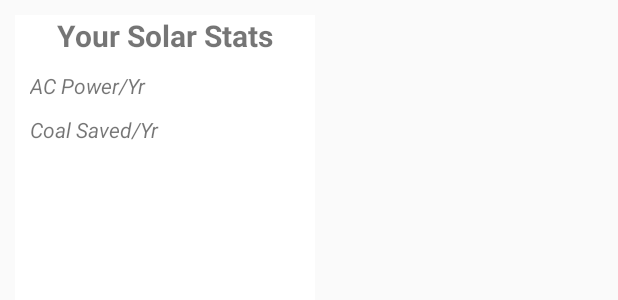
After one commit to nickthegroot/SolarSavings, an Android app: the layout solar_stats.xml on its own in the app's theme, with its tools: preview values and no code run, on a phone screen of 412 x 824 dp. The commit adds this screen. Shown: the top 300 px of the screen. Run offline under Robolectric (Android 15) with nearby library versions, the phone set to English and light mode, and no system bars.

Commit message:
Add solar stats

```diff
--- a/app/src/main/AndroidManifest.xml
+++ b/app/src/main/AndroidManifest.xml
@@ -2,7 +2,9 @@
 <manifest xmlns:android="http://schemas.android.com/apk/res/android"
     package="com.nickthegroot.wcwp10a">
 
+    <uses-permission android:name="android.permission.INTERNET" />
     <uses-permission android:name="android.permission.CAMERA" />
+    <uses-permission android:name="android.permission.ACCESS_COARSE_LOCATION"/>
     <uses-feature android:name="android.hardware.camera.ar" android:required="true" />
 
     <application
--- /dev/null
+++ b/app/src/main/res/layout/solar_stats.xml
@@ -0,0 +1,59 @@
+<?xml version="1.0" encoding="utf-8"?>
+<androidx.constraintlayout.widget.ConstraintLayout xmlns:android="http://schemas.android.com/apk/res/android"
+    xmlns:app="http://schemas.android.com/apk/res-auto"
+    xmlns:tools="http://schemas.android.com/tools"
+    android:layout_width="200dp"
+    android:layout_height="200dp"
+    android:layout_margin="10dp"
+    android:background="@color/white">
+
+    <TextView
+        android:id="@+id/solar_text"
+        android:layout_width="match_parent"
+        android:layout_height="wrap_content"
+        android:text="@string/solar_title"
+        android:textAlignment="center"
+        android:textSize="20sp"
+        android:textStyle="bold"
+        app:layout_constraintStart_toStartOf="parent"
+        app:layout_constraintTop_toTopOf="parent" />
+
+    <TextView
+        android:id="@+id/ac_power_subtitle"
+        android:text="@string/ac_power_subtitle"
+        android:layout_margin="10dp"
+        android:layout_width="wrap_content"
+        android:layout_height="wrap_content"
+        android:textStyle="italic"
+        app:layout_constraintStart_toStartOf="parent"
+        app:layout_constraintTop_toBottomOf="@id/solar_text" />
+
+    <TextView
+        android:id="@+id/ac_power"
+        android:textStyle="bold"
+        android:layout_marginEnd="10dp"
+        android:layout_width="wrap_content"
+        android:layout_height="wrap_content"
+        app:layout_constraintEnd_toEndOf="parent"
+        app:layout_constraintTop_toTopOf="@id/ac_power_subtitle" />
+
+    <TextView
+        android:id="@+id/coal_subtitle"
+        android:text="@string/coal_saved_subtitle"
+        android:layout_margin="10dp"
+        android:layout_width="wrap_content"
+        android:layout_height="wrap_content"
+        android:textStyle="italic"
+        app:layout_constraintStart_toStartOf="parent"
+        app:layout_constraintTop_toBottomOf="@id/ac_power_subtitle" />
+
+    <TextView
+        android:id="@+id/coal"
+        android:textStyle="bold"
+        android:layout_marginEnd="10dp"
+        android:layout_width="wrap_content"
+        android:layout_height="wrap_content"
+        app:layout_constraintEnd_toEndOf="parent"
+        app:layout_constraintTop_toTopOf="@id/coal_subtitle" />
+
+</androidx.constraintlayout.widget.ConstraintLayout>
--- a/app/src/main/res/values/colors.xml
+++ b/app/src/main/res/values/colors.xml
@@ -3,4 +3,5 @@
     <color name="colorPrimary">#6200EE</color>
     <color name="colorPrimaryDark">#3700B3</color>
     <color name="colorAccent">#03DAC5</color>
+    <color name="white">#FFFFFF</color>
 </resources>
--- a/app/src/main/res/values/strings.xml
+++ b/app/src/main/res/values/strings.xml
@@ -1,3 +1,6 @@
 <resources>
     <string name="app_name">Project #2</string>
+    <string name="solar_title">Your Solar Stats</string>
+    <string name="ac_power_subtitle">AC Power/Yr</string>
+    <string name="coal_saved_subtitle">Coal Saved/Yr</string>
 </resources>
--- a/build.gradle
+++ b/build.gradle
@@ -2,6 +2,9 @@
 
 buildscript {
     ext.kotlin_version = '1.3.70'
+    ext.google_service_version = '17.0.0'
+    ext.sceneform_version = '1.15.0'
+
     repositories {
         google()
         jcenter()
```
Also changed, not shown: app/build.gradle (+9 -1 lines), app/src/main/java/com/nickthegroot/wcwp10a/MainActivity.kt (+104 -11 lines), 4 other files.
